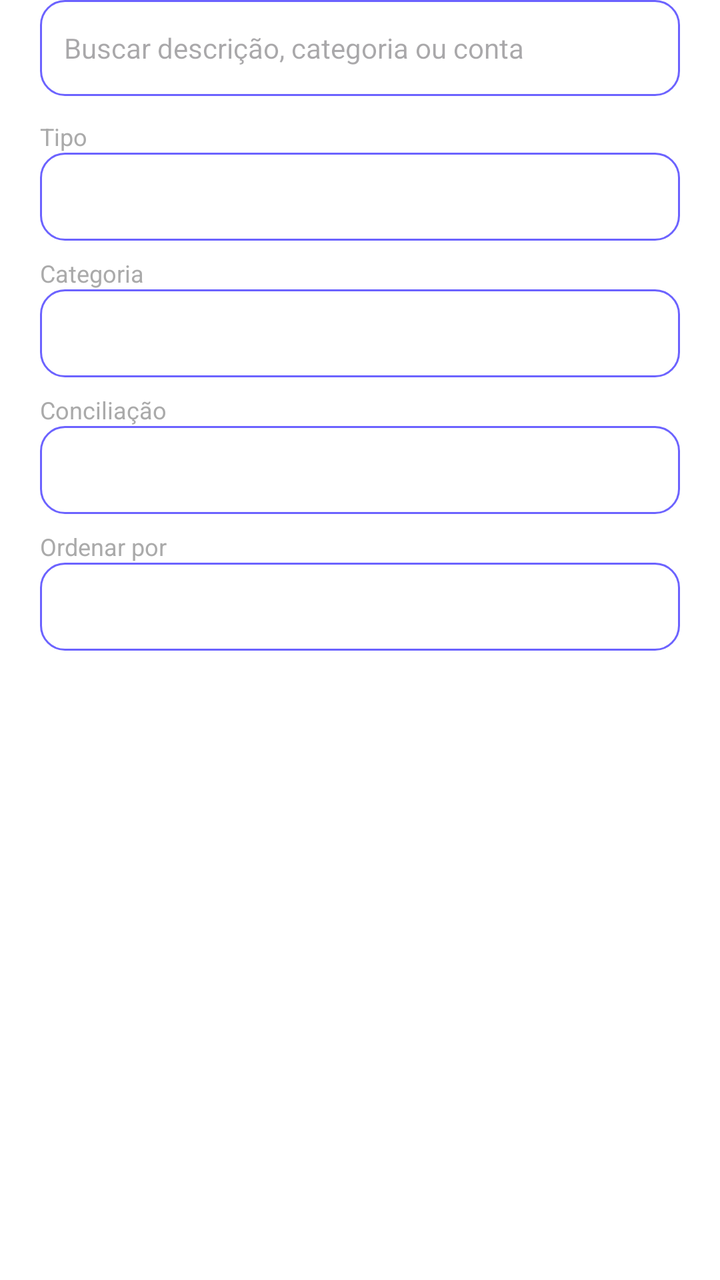
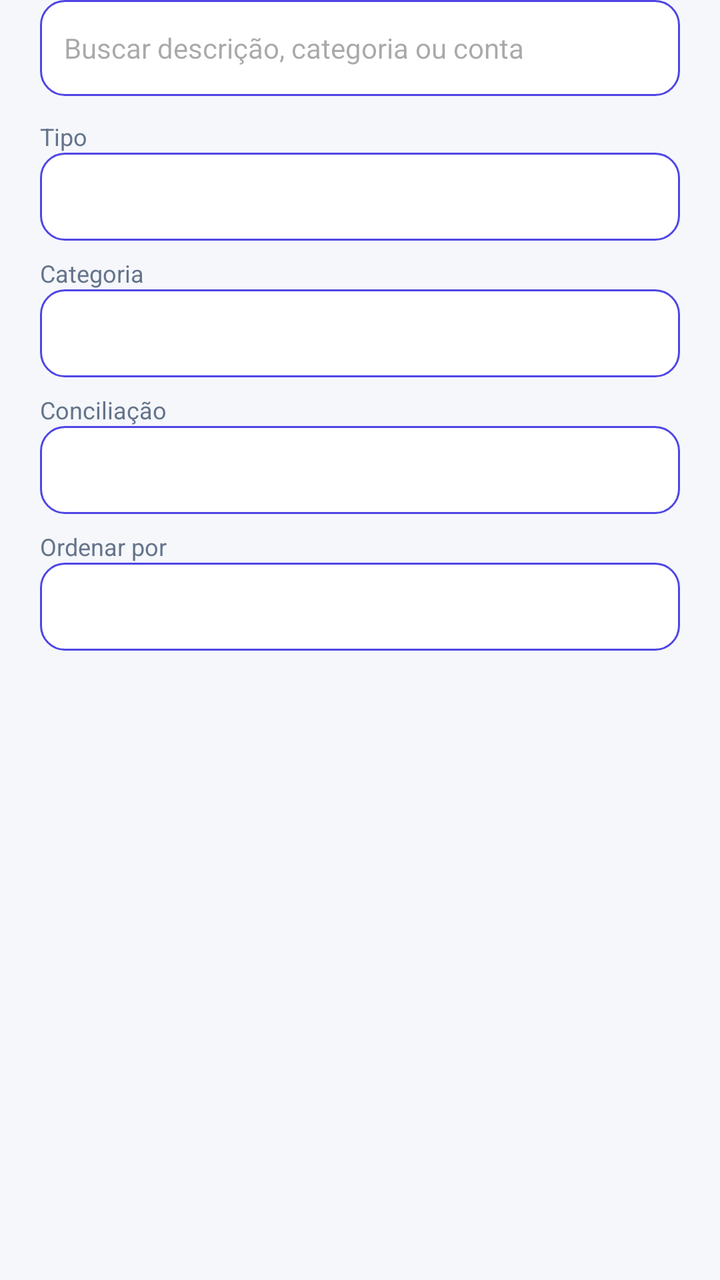

An Android layout rendered at two revisions. The XML below is the earlier revision; the diff shows what the commit changed to produce the second picture.
<!-- AndroidManifest.xml: application theme Theme.Appfinanceiro -->
<!-- res/layout/dialog_transaction_filters.xml -->
<?xml version="1.0" encoding="utf-8"?>
<ScrollView xmlns:android="http://schemas.android.com/apk/res/android"
    android:layout_width="match_parent"
    android:layout_height="wrap_content"
    android:fillViewport="true">

    <LinearLayout
        android:layout_width="match_parent"
        android:layout_height="wrap_content"
        android:orientation="vertical"
        android:paddingHorizontal="20dp"
        android:paddingBottom="8dp">

        <EditText
            android:id="@+id/filterSearchEditText"
            android:layout_width="match_parent"
            android:layout_height="48dp"
            android:layout_marginBottom="12dp"
            android:background="@drawable/glass_button_background"
            android:hint="Buscar descrição, categoria ou conta"
            android:inputType="text"
            android:paddingHorizontal="12dp"
            android:singleLine="true"
            android:textSize="14sp" />

        <TextView
            android:layout_width="match_parent"
            android:layout_height="wrap_content"
            android:text="Tipo"
            android:textColor="@android:color/darker_gray"
            android:textSize="12sp" />
        <Spinner
            android:id="@+id/filterTypeSpinner"
            android:layout_width="match_parent"
            android:layout_height="44dp"
            android:layout_marginBottom="8dp"
            android:background="@drawable/glass_button_background"
            android:paddingHorizontal="8dp" />

        <TextView
            android:layout_width="match_parent"
            android:layout_height="wrap_content"
            android:text="Categoria"
            android:textColor="@android:color/darker_gray"
            android:textSize="12sp" />
        <Spinner
            android:id="@+id/filterCategorySpinner"
            android:layout_width="match_parent"
            android:layout_height="44dp"
            android:layout_marginBottom="8dp"
            android:background="@drawable/glass_button_background"
            android:paddingHorizontal="8dp" />

        <TextView
            android:layout_width="match_parent"
            android:layout_height="wrap_content"
            android:text="Conciliação"
            android:textColor="@android:color/darker_gray"
            android:textSize="12sp" />
        <Spinner
            android:id="@+id/filterReconciliationSpinner"
            android:layout_width="match_parent"
            android:layout_height="44dp"
            android:layout_marginBottom="8dp"
            android:background="@drawable/glass_button_background"
            android:paddingHorizontal="8dp" />

        <TextView
            android:layout_width="match_parent"
            android:layout_height="wrap_content"
            android:text="Ordenar por"
            android:textColor="@android:color/darker_gray"
            android:textSize="12sp" />
        <Spinner
            android:id="@+id/filterSortSpinner"
            android:layout_width="match_parent"
            android:layout_height="44dp"
            android:background="@drawable/glass_button_background"
            android:paddingHorizontal="8dp" />
    </LinearLayout>
</ScrollView>
<!-- resources referenced by this layout -->
<resources>
  <!-- drawable glass_button_background (drawable) -->
  <?xml version="1.0" encoding="utf-8"?>
  <shape xmlns:android="http://schemas.android.com/apk/res/android"
      android:shape="rectangle">
  
      
      <solid android:color="@color/glass_white_translucent" />
  
      
      <corners android:radius="12dp" />
  
      
      <stroke
          android:width="1dp"
          android:color="@color/primary_purple" />
  
      
      <gradient
          android:angle="45"
          android:startColor="@color/glass_white_translucent"
          android:endColor="@color/glass_white_translucent"
          android:type="linear" />
  
  </shape>
  <style name="Theme.Appfinanceiro" parent="Theme.Material3.Light.NoActionBar">
          
          <item name="colorPrimary">@color/primary_purple</item>
          <item name="colorOnPrimary">@color/glass_white</item>
          <item name="colorPrimaryContainer">@color/glass_white_translucent</item>
          <item name="colorOnPrimaryContainer">@android:color/black</item>
  
          
          <item name="colorSecondary">@color/primary_blue</item>
          <item name="colorOnSecondary">@color/glass_white</item>
          <item name="colorSecondaryContainer">@color/glass_white_translucent</item>
          <item name="colorOnSecondaryContainer">@android:color/black</item>
  
          
          <item name="colorSurface">@color/glass_white_translucent</item>
          <item name="colorOnSurface">@android:color/black</item>
          <item name="colorSurfaceVariant">@color/glass_white_translucent</item>
          <item name="colorOnSurfaceVariant">@android:color/black</item>
  
          
          <item name="android:windowBackground">@android:color/transparent</item>
          <item name="android:colorBackground">@android:color/white</item>
  
          
          <item name="colorError">@android:color/holo_red_dark</item>
          <item name="colorOnError">@color/glass_white</item>
  
          
          <item name="colorOutline">@color/glass_white_translucent</item>
  
          
          <item name="android:statusBarColor">@android:color/transparent</item>
          <item name="android:windowLightStatusBar">true</item>
  
          
          <item name="android:navigationBarColor">@android:color/white</item>
          <item name="android:windowLightNavigationBar">true</item>
      </style>
  <color name="glass_white_translucent">#80FFFFFF</color>
  <color name="primary_purple">#6C63FF</color>
  <color name="glass_white">#FFFFFF</color>
  <color name="primary_blue">#3A8DFF</color>
</resources>

<!-- the commit's change to res/layout/dialog_transaction_filters.xml (unified diff, before → after) -->
@@ -27,7 +27,7 @@
             android:layout_width="match_parent"
             android:layout_height="wrap_content"
             android:text="Tipo"
-            android:textColor="@android:color/darker_gray"
+            android:textColor="?attr/colorOnSurfaceVariant"
             android:textSize="12sp" />
         <Spinner
             android:id="@+id/filterTypeSpinner"
@@ -41,7 +41,7 @@
             android:layout_width="match_parent"
             android:layout_height="wrap_content"
             android:text="Categoria"
-            android:textColor="@android:color/darker_gray"
+            android:textColor="?attr/colorOnSurfaceVariant"
             android:textSize="12sp" />
         <Spinner
             android:id="@+id/filterCategorySpinner"
@@ -55,7 +55,7 @@
             android:layout_width="match_parent"
             android:layout_height="wrap_content"
             android:text="Conciliação"
-            android:textColor="@android:color/darker_gray"
+            android:textColor="?attr/colorOnSurfaceVariant"
             android:textSize="12sp" />
         <Spinner
             android:id="@+id/filterReconciliationSpinner"
@@ -69,7 +69,7 @@
             android:layout_width="match_parent"
             android:layout_height="wrap_content"
             android:text="Ordenar por"
-            android:textColor="@android:color/darker_gray"
+            android:textColor="?attr/colorOnSurfaceVariant"
             android:textSize="12sp" />
         <Spinner
             android:id="@+id/filterSortSpinner"
<!-- resource entries referenced after the edit -->
@@ -5,66 +5,75 @@
   <shape xmlns:android="http://schemas.android.com/apk/res/android"
       android:shape="rectangle">
   
-      
-      <solid android:color="@color/glass_white_translucent" />
+      <solid android:color="?attr/colorSurface" />
   
-      
       <corners android:radius="12dp" />
   
-      
       <stroke
           android:width="1dp"
-          android:color="@color/primary_purple" />
-  
-      
-      <gradient
-          android:angle="45"
-          android:startColor="@color/glass_white_translucent"
-          android:endColor="@color/glass_white_translucent"
-          android:type="linear" />
+          android:color="?attr/colorPrimary" />
   
   </shape>
-  <style name="Theme.Appfinanceiro" parent="Theme.Material3.Light.NoActionBar">
+  <style name="Theme.Appfinanceiro" parent="Theme.Appfinanceiro.Base">
+          <item name="android:windowLightStatusBar">true</item>
+          <item name="android:windowLightNavigationBar">true</item>
+      </style>
+  <style name="Theme.Appfinanceiro.Base" parent="Theme.Material3.DayNight.NoActionBar">
           
-          <item name="colorPrimary">@color/primary_purple</item>
-          <item name="colorOnPrimary">@color/glass_white</item>
-          <item name="colorPrimaryContainer">@color/glass_white_translucent</item>
-          <item name="colorOnPrimaryContainer">@android:color/black</item>
+          <item name="colorPrimary">@color/brand_primary</item>
+          <item name="colorOnPrimary">@color/on_brand</item>
+          <item name="colorPrimaryContainer">@color/surface_variant</item>
+          <item name="colorOnPrimaryContainer">@color/on_surface</item>
   
           
-          <item name="colorSecondary">@color/primary_blue</item>
-          <item name="colorOnSecondary">@color/glass_white</item>
-          <item name="colorSecondaryContainer">@color/glass_white_translucent</item>
-          <item name="colorOnSecondaryContainer">@android:color/black</item>
+          <item name="colorSecondary">@color/brand_secondary</item>
+          <item name="colorOnSecondary">@color/on_brand</item>
+          <item name="colorSecondaryContainer">@color/surface_variant</item>
+          <item name="colorOnSecondaryContainer">@color/on_surface</item>
   
           
-          <item name="colorSurface">@color/glass_white_translucent</item>
-          <item name="colorOnSurface">@android:color/black</item>
-          <item name="colorSurfaceVariant">@color/glass_white_translucent</item>
-          <item name="colorOnSurfaceVariant">@android:color/black</item>
+          <item name="colorTertiary">@color/cta_primary</item>
+          <item name="colorOnTertiary">@color/on_cta</item>
   
           
-          <item name="android:windowBackground">@android:color/transparent</item>
-          <item name="android:colorBackground">@android:color/white</item>
+          <item name="colorSurface">@color/surface</item>
+          <item name="colorOnSurface">@color/on_surface</item>
+          <item name="colorSurfaceVariant">@color/surface_variant</item>
+          <item name="colorOnSurfaceVariant">@color/on_surface_variant</item>
+          <item name="colorSurfaceContainer">@color/surface_variant</item>
+          <item name="colorSurfaceContainerHigh">@color/surface_elevated</item>
   
           
-          <item name="colorError">@android:color/holo_red_dark</item>
-          <item name="colorOnError">@color/glass_white</item>
+          <item name="android:windowBackground">@color/background</item>
+          <item name="android:colorBackground">@color/background</item>
+          <item name="colorOnBackground">@color/on_background</item>
   
           
-          <item name="colorOutline">@color/glass_white_translucent</item>
+          <item name="colorError">@color/error</item>
+          <item name="colorOnError">@color/on_error</item>
+  
+          
+          <item name="colorOutline">@color/outline</item>
+          <item name="colorOutlineVariant">@color/outline</item>
   
           
           <item name="android:statusBarColor">@android:color/transparent</item>
-          <item name="android:windowLightStatusBar">true</item>
-  
-          
-          <item name="android:navigationBarColor">@android:color/white</item>
-          <item name="android:windowLightNavigationBar">true</item>
+          <item name="android:navigationBarColor">@color/surface</item>
       </style>
-  <color name="glass_white_translucent">#80FFFFFF</color>
-  <color name="primary_purple">#6C63FF</color>
-  <color name="glass_white">#FFFFFF</color>
-  <color name="primary_blue">#3A8DFF</color>
+  <color name="brand_primary">#FF4F46E5</color>
+  <color name="on_brand">#FFFFFFFF</color>
+  <color name="surface_variant">#FFEEF1F8</color>
+  <color name="on_surface">#FF0F172A</color>
+  <color name="brand_secondary">#FF0EA5E9</color>
+  <color name="cta_primary">#FF047857</color>
+  <color name="on_cta">#FFFFFFFF</color>
+  <color name="surface">#FFFFFFFF</color>
+  <color name="on_surface_variant">#FF64748B</color>
+  <color name="surface_elevated">#FFFFFFFF</color>
+  <color name="background">#FFF6F7FB</color>
+  <color name="on_background">#FF0F172A</color>
+  <color name="error">#FFDC2626</color>
+  <color name="on_error">#FFFFFFFF</color>
+  <color name="outline">#FFE2E8F0</color>
 </resources>
 
